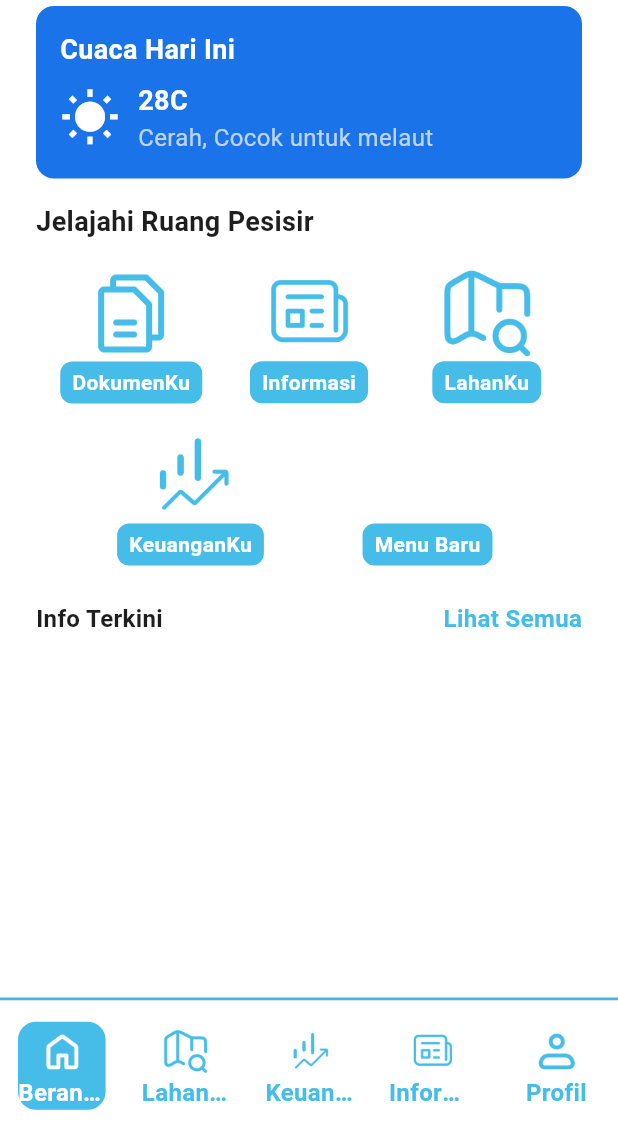
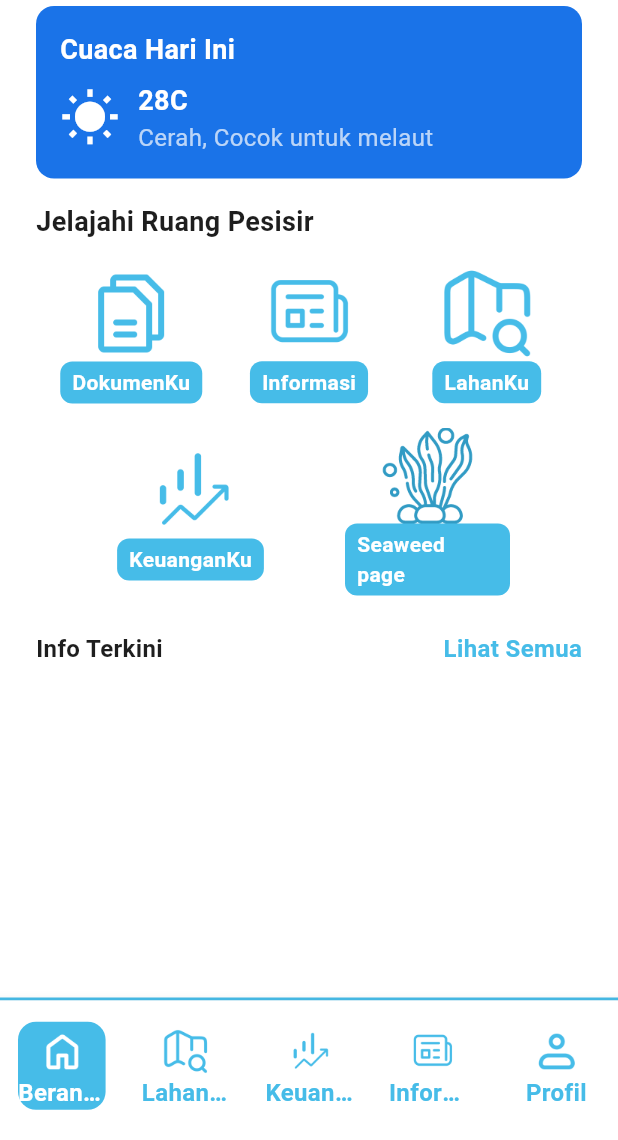
Before and after one commit to presleyprince/digital-commons-flutter-app, a Flutter app: the screen it shows after launch, on a phone screen of 412 x 824 dp, the part 96-1236 px from its top. Run offline on Flutter 3.47's test engine with Material 3 defaults, Android fonts, the phone set to English and light mode, and no system bars; our stand-ins replace cached_network_image, carousel_slider, cloud_firestore, dartz, firebase_auth, firebase_core and 12 more; missing offline and left inert: flutter_quill; accounts and stored records are empty; Roboto replaces fonts that are missing (SegoeUI).

Commit message:
Linked new page to home page and added icon

```diff
--- a/lib/app/presentation/pages/seaweed_farmer_home.dart
+++ b/lib/app/presentation/pages/seaweed_farmer_home.dart
@@ -8,7 +8,7 @@ class SeaweedFarmerHome extends StatelessWidget {
   Widget build(BuildContext context) {
     return Scaffold(
       appBar: AppBar(
-        title: const Text('Menu Baru'),
+        title: const Text('Seaweed Farming Home Page'),
       ),
       body: SafeArea(
         child: Padding(
--- a/lib/const/resource.dart
+++ b/lib/const/resource.dart
@@ -77,4 +77,7 @@ class R {
   /// ![preview](file:///Users/mfshobur/Documents/flutter/digital_shores/assets/images/onboarding_2.JPG)
   static const String ASSETS_IMAGES_ONBOARDING_2_JPG =
       'assets/images/onboarding_2.JPG';
+
+  static const String ASSETS_ICONS_SEAWEED_HOME_PNG =
+    'assets/icons/seaweed_home.png';
 }
--- a/lib/core/constants.dart
+++ b/lib/core/constants.dart
@@ -58,9 +58,9 @@ final List<HomeMenu> kHomeMenu = [
     route: 'my-finance',
   ),
   HomeMenu(
-    image: R.ASSETS_ICONS_HISTORY_PNG, // need to update icon
-    title: 'Menu Baru',
-    route: 'my-new-page',
+    image: R.ASSETS_ICONS_SEAWEED_HOME_PNG, // need to update icon
+    title: 'Seaweed page', //change to Indonesian
+    route: 'seaweed-home',
   ),
   // removed Cuaca, now a widget
 ];
--- a/lib/router.dart
+++ b/lib/router.dart
@@ -129,7 +129,7 @@ final router = GoRouter(
                   },
                 ),
                 GoRoute(
-                      path: 'my-new-page',
+                      path: 'seaweed-home',
                       builder: (context, state) => const SeaweedFarmerHome(),
                     ),
                 GoRoute(
```
Also changed, not shown: assets/icons/seaweed_home.png (added).
